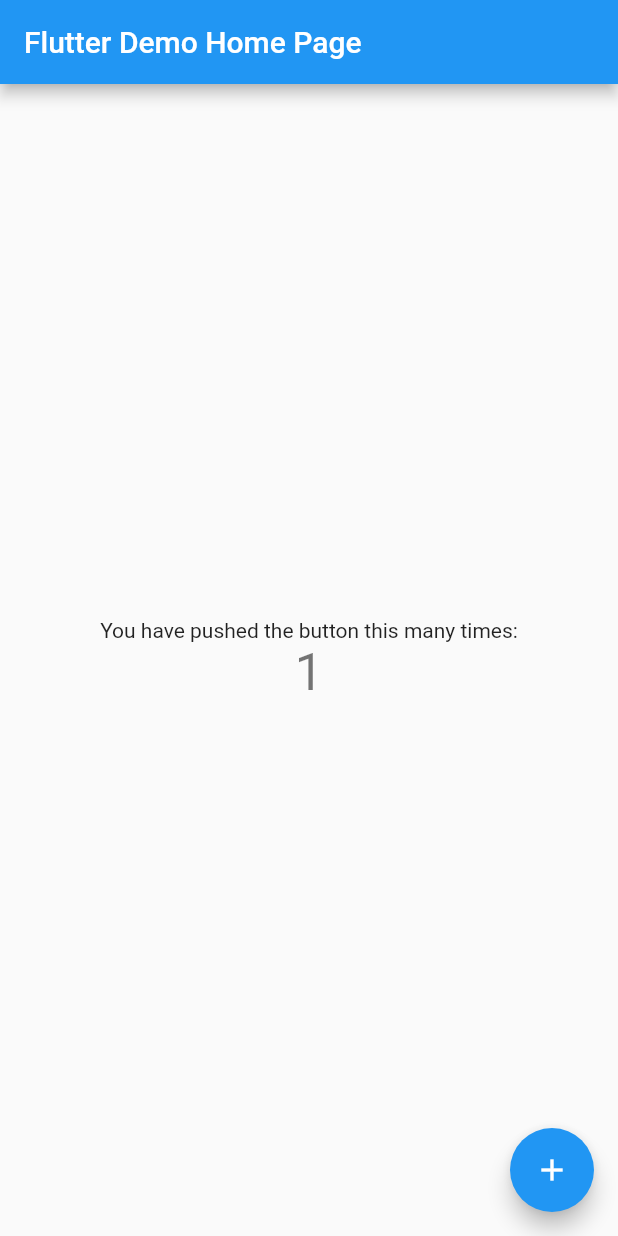
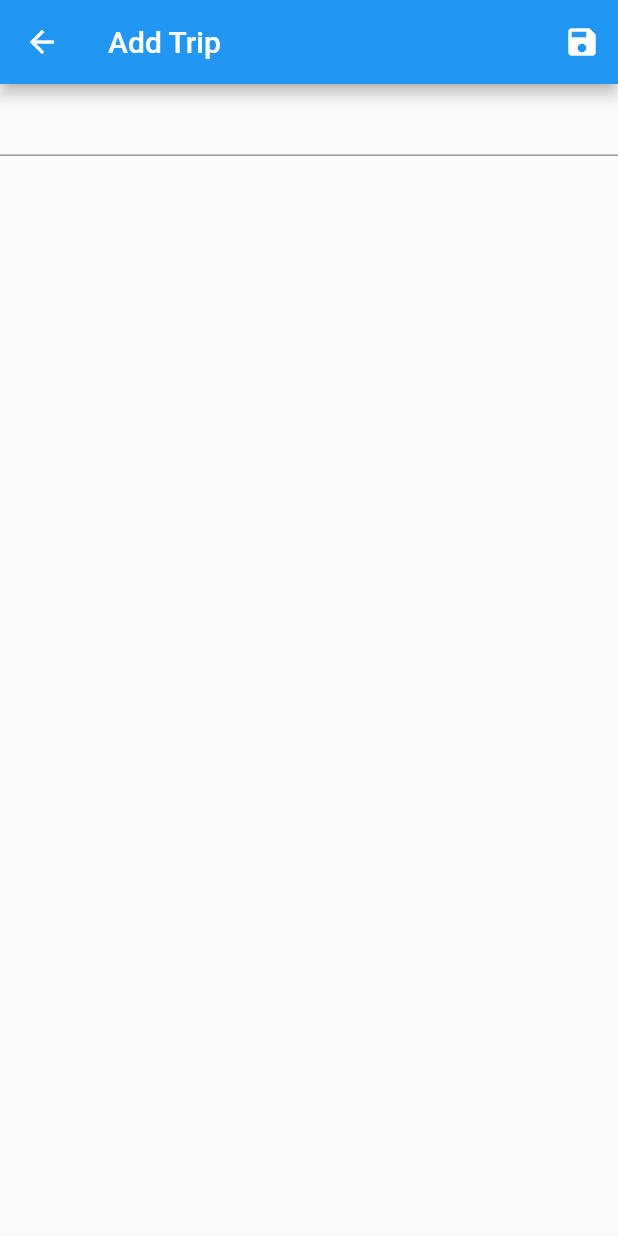
Before and after one commit to jozhuatwx/triplanner-app, a Flutter app: the screen it shows after launch, after a tap on the "add" icon, on a phone screen of 412 x 824 dp. Run offline on Flutter 3.47's test engine with Material 2 defaults, Android fonts, the light colour scheme and no system bars; drawn by our look-alikes of flutter_platform_widgets; our stand-ins replace pull_to_refresh; generated files the repository leaves out were written again.

Commit message:
foundation to save and load files

```diff
--- /dev/null
+++ b/l10n.yaml
@@ -0,0 +1,3 @@
+arb-dir: lib/l10n
+template-arb-file: app_en.arb
+output-localization-file: app_localizations.dart
--- /dev/null
+++ b/lib/l10n/app_en.arb
@@ -0,0 +1,8 @@
+{
+    "trip": "Trip",
+    "trips": "Trips",
+    "add": "Add",
+    "edit": "Edit",
+    "addTrip": "Add Trip",
+    "enterTripName": "Enter trip name."
+}
--- a/lib/main.dart
+++ b/lib/main.dart
@@ -1,115 +1,52 @@
 import 'package:flutter/material.dart';
+import 'package:flutter_gen/gen_l10n/app_localizations.dart';
+import 'package:flutter_platform_widgets/flutter_platform_widgets.dart';
+import 'package:provider/provider.dart';
+
+import 'pages/trip/trip.page.dart';
+import 'pages/trip/trips.page.dart';
+import 'providers/trips.provider.dart';
 
 void main() {
-  runApp(const MyApp());
+  runApp(const App());
 }
 
-class MyApp extends StatelessWidget {
-  const MyApp({Key? key}) : super(key: key);
+class App extends StatelessWidget {
+  const App({Key? key}) : super(key: key);
 
-  // This widget is the root of your application.
   @override
   Widget build(BuildContext context) {
-    return MaterialApp(
-      title: 'Flutter Demo',
-      theme: ThemeData(
-        // This is the theme of your application.
-        //
-        // Try running your application with "flutter run". You'll see the
-        // application has a blue toolbar. Then, without quitting the app, try
-        // changing the primarySwatch below to Colors.green and then invoke
-        // "hot reload" (press "r" in the console where you ran "flutter run",
-        // or simply save your changes to "hot reload" in a Flutter IDE).
-        // Notice that the counter didn't reset back to zero; the application
-        // is not restarted.
-        primarySwatch: Colors.blue,
+    final routes = {
+      '/': (context) => TripsPage(),
+      '/trip': (context) => const TripPage(),
+    };
+
+    final themeData = ThemeData(
+      appBarTheme: const AppBarTheme(
+        elevation: 0.0,
+        centerTitle: true,
       ),
-      home: const MyHomePage(title: 'Flutter Demo Home Page'),
+    );
+
+    return MultiProvider(
+      providers: [
+        ChangeNotifierProvider.value(
+          value: TripsProvider(),
+        ),
+      ],
+      child: Theme(
+        data: themeData,
+        child: PlatformProvider(
+          settings: PlatformSettingsData(iosUsesMaterialWidgets: true),
+          builder: (context) => PlatformApp(
+            supportedLocales: AppLocalizations.supportedLocales,
+            localizationsDelegates: AppLocalizations.localizationsDelegates,
+            title: 'Triplanner',
+            initialRoute: '/',
+            routes: routes,
+          ),
+        ),
+      ),
     );
   }
 }
-
-class MyHomePage extends StatefulWidget {
-  const MyHomePage({Key? key, required this.title}) : super(key: key);
-
-  // This widget is the home page of your application. It is stateful, meaning
-  // that it has a State object (defined below) that contains fields that affect
-  // how it looks.
-
-  // This class is the configuration for the state. It holds the values (in this
-  // case the title) provided by the parent (in this case the App widget) and
-  // used by the build method of the State. Fields in a Widget subclass are
-  // always marked "final".
-
-  final String title;
-
-  @override
-  State<MyHomePage> createState() => _MyHomePageState();
-}
-
-class _MyHomePageState extends State<MyHomePage> {
-  int _counter = 0;
-
-  void _incrementCounter() {
-    setState(() {
-      // This call to setState tells the Flutter framework that something has
-      // changed in this State, which causes it to rerun the build method below
-      // so that the display can reflect the updated values. If we changed
-      // _counter without calling setState(), then the build method would not be
-      // called again, and so nothing would appear to happen.
-      _counter++;
-    });
-  }
-
-  @override
-  Widget build(BuildContext context) {
-    // This method is rerun every time setState is called, for instance as done
-    // by the _incrementCounter method above.
-    //
-    // The Flutter framework has been optimized to make rerunning build methods
-    // fast, so that you can just rebuild anything that needs updating rather
-    // than having to individually change instances of widgets.
-    return Scaffold(
-      appBar: AppBar(
-        // Here we take the value from the MyHomePage object that was created by
-        // the App.build method, and use it to set our appbar title.
-        title: Text(widget.title),
-      ),
-      body: Center(
-        // Center is a layout widget. It takes a single child and positions it
-        // in the middle of the parent.
-        child: Column(
-          // Column is also a layout widget. It takes a list of children and
-          // arranges them vertically. By default, it sizes itself to fit its
-          // children horizontally, and tries to be as tall as its parent.
-          //
-          // Invoke "debug painting" (press "p" in the console, choose the
-          // "Toggle Debug Paint" action from the Flutter Inspector in Android
-          // Studio, or the "Toggle Debug Paint" command in Visual Studio Code)
-          // to see the wireframe for each widget.
-          //
-          // Column has various properties to control how it sizes itself and
-          // how it positions its children. Here we use mainAxisAlignment to
-          // center the children vertically; the main axis here is the vertical
-          // axis because Columns are vertical (the cross axis would be
-          // horizontal).
-          mainAxisAlignment: MainAxisAlignment.center,
-          children: <Widget>[
-            const Text(
-              'You have pushed the button this many times:',
-            ),
-            Text(
-              '$_counter',
-              style: Theme.of(context).textTheme.headline4,
-            ),
-          ],
-        ),
-      ),
-      floatingActionButton: FloatingActionButton(
-        onPressed: _incrementCounter,
-        tooltip: 'Increment',
-        child: const Icon(Icons.add),
-      ), // This trailing comma makes auto-formatting nicer for build methods.
-    );
-  }
-}
--- /dev/null
+++ b/lib/models/event/event.model.dart
@@ -0,0 +1,38 @@
+import 'package:json_annotation/json_annotation.dart';
+import 'package:uuid/uuid.dart';
+
+import 'event_type.enum.dart';
+
+part 'event.model.g.dart';
+
+@JsonSerializable(explicitToJson: true)
+class Event {
+  late String id;
+  String name;
+  late EventType type;
+  DateTime startDateTime;
+  DateTime endDateTime;
+
+  String? location;
+  double? latitude;
+  double? longitude;
+  String? note;
+
+  Event(
+      {String? id,
+      required this.name,
+      EventType? type,
+      required this.startDateTime,
+      required this.endDateTime,
+      this.location,
+      this.latitude,
+      this.longitude,
+      this.note}) {
+    this.id = id ?? const Uuid().v4();
+  }
+
+  factory Event.fromJson(Map<String, dynamic> json) => _$EventFromJson(json);
+  static List<Event> fromJsonList(List json) =>
+      json.map((e) => _$EventFromJson(e)).toList();
+  Map<String, dynamic> toJson() => _$EventToJson(this);
+}
--- /dev/null
+++ b/lib/models/event/event_type.enum.dart
@@ -0,0 +1,6 @@
+enum EventType {
+  flight,
+  accommodation,
+  destination,
+  meal
+}
--- /dev/null
+++ b/lib/models/trip/trip.model.dart
@@ -0,0 +1,27 @@
+import 'package:json_annotation/json_annotation.dart';
+import 'package:uuid/uuid.dart';
+
+import '../event/event.model.dart';
+
+part 'trip.model.g.dart';
+
+@JsonSerializable(explicitToJson: true)
+class Trip {
+  late String id;
+  late String name;
+  late List<Event> events;
+
+  DateTime? startDate;
+  DateTime? endDate;
+
+  Trip({String? id, String? name, List<Event>? events}) {
+    this.id = id ?? const Uuid().v4();
+    this.name = name ?? '';
+    this.events = events ?? [];
+  }
+
+  factory Trip.fromJson(Map<String, dynamic> json) => _$TripFromJson(json);
+  static List<Trip> fromJsonList(List json) =>
+      json.map((e) => _$TripFromJson(e)).toList();
+  Map<String, dynamic> toJson() => _$TripToJson(this);
+}
--- /dev/null
+++ b/lib/pages/trip/trip.page.dart
@@ -0,0 +1,114 @@
+import 'package:flutter/cupertino.dart';
+import 'package:flutter/material.dart';
+import 'package:flutter_gen/gen_l10n/app_localizations.dart';
+import 'package:flutter_platform_widgets/flutter_platform_widgets.dart';
+import 'package:provider/provider.dart';
+import 'package:triplanner/providers/trips.provider.dart';
+
+import '../../models/trip/trip.model.dart';
+
+class TripPageArgs {
+  final Trip? trip;
+  final bool? createTrip;
+  final bool? editTrip;
+
+  TripPageArgs({this.trip, this.createTrip, this.editTrip});
+}
+
+class TripPage extends StatefulWidget {
+  const TripPage({Key? key}) : super(key: key);
+
+  @override
+  State<TripPage> createState() => _TripPageState();
+}
+
+class _TripPageState extends State<TripPage> {
+  final GlobalKey<FormState> _formKey = GlobalKey<FormState>();
+  bool? isCreating;
+  bool? isEditing;
+  Trip? trip;
+
+  TextEditingController? tripNameController;
+
+  @override
+  Widget build(BuildContext context) {
+    final args = ModalRoute.of(context)!.settings.arguments as TripPageArgs;
+    trip ??= args.trip ?? Trip();
+    isCreating ??= args.createTrip ?? false;
+    isEditing ??= args.editTrip ?? false;
+
+    tripNameController ??= TextEditingController(text: trip!.name);
+
+    if (isCreating! || isEditing!) {
+      return PlatformScaffold(
+        appBar: PlatformAppBar(
+          title: isCreating!
+              ? Text(AppLocalizations.of(context)!.addTrip)
+              : Text('${AppLocalizations.of(context)!.edit} ${trip!.name}'),
+          trailingActions: [
+            PlatformIconButton(
+              onPressed: () {
+                if (_formKey.currentState!.validate()) {
+                  trip!.name = tripNameController!.text;
+                  Provider.of<TripsProvider>(context, listen: false)
+                      .updateTripAsync(trip: trip!)
+                      .then((result) {
+                    if (result) {
+                      setState(() {
+                        isCreating = false;
+                        isEditing = false;
+                      });
+                    }
+                  });
+                }
+              },
+              icon: Icon(isMaterial(context)
+                  ? Icons.save
+                  : CupertinoIcons.floppy_disk),
+              padding: EdgeInsets.zero,
+            ),
+          ],
+        ),
+        body: Form(
+          key: _formKey,
+          child: ListView(
+            children: [
+              PlatformTextFormField(
+                controller: tripNameController,
+                validator: (value) {
+                  if (value!.isEmpty) {
+                    return AppLocalizations.of(context)!.enterTripName;
+                  }
+                  return null;
+                },
+              ),
+            ],
+          ),
+        ),
+      );
+    } else {
+      return PlatformScaffold(
+        appBar: PlatformAppBar(
+          title: Text(trip!.name),
+          trailingActions: [
+            PlatformIconButton(
+              onPressed: () {
+                setState(() {
+                  isEditing = true;
+                });
+              },
+              icon: Icon(context.platformIcons.edit),
+              padding: EdgeInsets.zero,
+            ),
+          ],
+        ),
+        body: ListView(
+          children: [
+            // Picture
+            Text(trip!.name)
+          ],
+        ),
+      );
+    }
+  }
+}
--- /dev/null
+++ b/lib/pages/trip/trips.page.dart
@@ -0,0 +1,64 @@
+import 'package:flutter/cupertino.dart';
+import 'package:flutter/material.dart';
+import 'package:flutter/widgets.dart';
+import 'package:flutter_gen/gen_l10n/app_localizations.dart';
+import 'package:flutter_platform_widgets/flutter_platform_widgets.dart';
+import 'package:provider/provider.dart';
+import 'package:pull_to_refresh/pull_to_refresh.dart';
+
+import '../../providers/trips.provider.dart';
+import '../../widgets/trip.widget.dart';
+import 'trip.page.dart';
+
+class TripsPage extends StatelessWidget {
+  TripsPage({Key? key}) : super(key: key);
+
+  final refreshController = RefreshController(initialRefresh: true);
+
+  void _refresh(BuildContext context) async {
+    await Provider.of<TripsProvider>(context, listen: false).readAsync();
+    refreshController.refreshCompleted();
+  }
+
+  @override
+  Widget build(BuildContext context) {
+    var trips = Provider.of<TripsProvider>(context).getTrips;
+    return PlatformScaffold(
+      appBar: PlatformAppBar(
+        title: Text(AppLocalizations.of(context)!.trips),
+        trailingActions: [
+          PlatformIconButton(
+            onPressed: () {
+              Navigator.pushNamed(
+                context,
+                '/trip',
+                arguments: TripPageArgs(createTrip: true),
+              );
+            },
+            icon: Icon(context.platformIcons.add),
+            padding: EdgeInsets.zero,
+          ),
+        ],
+      ),
+      body: SmartRefresher(
+        onRefresh: () {
+          _refresh(context);
+        },
+        controller: refreshController,
+        child: ListView.builder(
+          itemCount: trips.length,
+          itemBuilder: (context, index) {
+            return Container(
+              margin: const EdgeInsets.only(
+                left: 10.0,
+                right: 10.0,
+                bottom: 10.0,
+              ),
+              child: TripWidget(trip: trips[index]),
+            );
+          },
+        ),
+      ),
+    );
+  }
+}
--- /dev/null
+++ b/lib/providers/trips.provider.dart
@@ -0,0 +1,45 @@
+import 'package:flutter/material.dart';
+
+import '../models/trip/trip.model.dart';
+import '../services/local_storage.dart';
+
+class TripsProvider extends ChangeNotifier {
+  var _trips = <Trip>[];
+
+  List<Trip> get getTrips {
+    return _trips;
+  }
+
+  Future<List<Trip>> readAsync() async {
+    var storage = await LocalStorage.init();
+    var data = await storage.readFile(fileName: FileName.trips);
+    if (data != null) {
+      _trips = Trip.fromJsonList(data);
+      notifyListeners();
+    }
+    return _trips;
+  }
+
+  Future<bool> updateTripAsync(
+      {required Trip trip, addIfNotExist = true}) async {
+    try {
+      await readAsync();
+
+      var index = _trips.indexWhere((e) => e.id == trip.id);
+      if (index >= 0) {
+        _trips[index] = trip;
+      } else if (addIfNotExist) {
+        _trips.add(trip);
+      } else {
+        return false;
+      }
+
+      var storage = await LocalStorage.init();
+      await storage.writeFile(fileName: FileName.trips, content: _trips);
+      notifyListeners();
+      return true;
+    } catch (e) {
+      return false;
+    }
+  }
+}
--- /dev/null
+++ b/lib/services/local_storage.dart
@@ -0,0 +1,49 @@
+import 'dart:convert';
+import 'dart:io';
+
+import 'package:path_provider/path_provider.dart';
+
+enum FileName { trips }
+
+extension FileNameExtension on FileName {
+  String get value {
+    switch (this) {
+      case FileName.trips:
+        return 'trips.json';
+      default:
+        throw ('File name not found.');
+    }
+  }
+}
+
+class LocalStorage {
+  static final LocalStorage _instance = LocalStorage._internal();
+  static Directory? _directory;
+
+  LocalStorage._internal();
+  static Future<LocalStorage> init() async {
+    _directory ??= await getApplicationDocumentsDirectory();
+    return _instance;
+  }
+
+  File _localFile({required String fileName}) {
+    final path = _directory?.path;
+    return File('$path/$fileName');
+  }
+
+  Future<T?> readFile<T>({required FileName fileName}) async {
+    try {
+      final file = _localFile(fileName: fileName.value);
+      final contents = await file.readAsString();
+      return jsonDecode(contents);
+    } catch (e) {
+      return null;
+    }
+  }
+
+  Future<File> writeFile(
+      {required FileName fileName, required dynamic content}) async {
+    final file = _localFile(fileName: fileName.value);
+    return file.writeAsString(jsonEncode(content));
+  }
+}
```
Also changed, not shown: lib/widgets/trip.widget.dart (added, +52 -0 lines), pubspec.yaml (+15 -70 lines), lib/models/event/event.model.g.dart (added), lib/models/trip/trip.model.g.dart (added), pubspec.lock, 14 other files.
